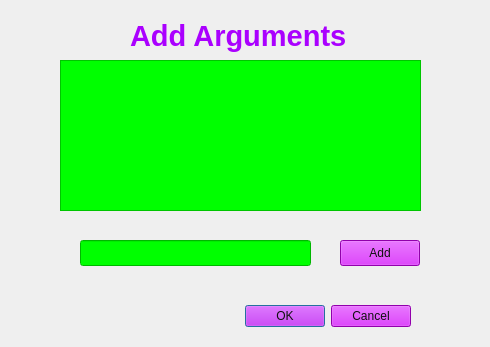
Before: the Qt Designer form argdialog.ui in StronglogicSolutions/ky_gui, drawn with Qt 5.
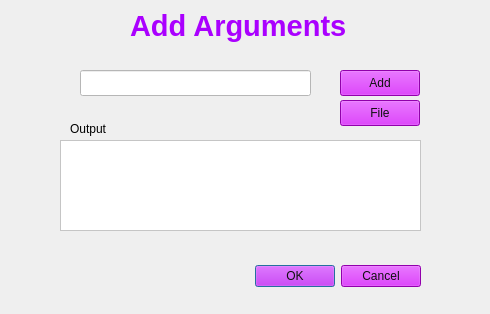
After: the same form once the commit is applied.

Patch:
```diff
--- a/argdialog.ui
+++ b/argdialog.ui
@@ -7,7 +7,7 @@
     <x>0</x>
     <y>0</y>
     <width>490</width>
-    <height>347</height>
+    <height>314</height>
    </rect>
   </property>
   <property name="windowTitle">
@@ -16,8 +16,8 @@
   <widget class="QDialogButtonBox" name="argButtonBox">
    <property name="geometry">
     <rect>
-     <x>70</x>
-     <y>300</y>
+     <x>80</x>
+     <y>260</y>
      <width>341</width>
      <height>32</height>
     </rect>
@@ -37,13 +37,13 @@
    <property name="geometry">
     <rect>
      <x>60</x>
-     <y>60</y>
+     <y>140</y>
      <width>361</width>
-     <height>151</height>
+     <height>91</height>
     </rect>
    </property>
    <property name="styleSheet">
-    <string notr="true">background-color: rgb(0, 255, 0);
+    <string notr="true">background-color: rgb(255, 255, 255);
 color: rgb(5, 5, 5);
 font: 87 10pt &quot;Noto Sans&quot;;
 selection-background-color: rgb(255, 0, 174);</string>
@@ -53,7 +53,7 @@
    <property name="geometry">
     <rect>
      <x>340</x>
-     <y>240</y>
+     <y>70</y>
      <width>80</width>
      <height>26</height>
     </rect>
@@ -70,13 +70,13 @@
    <property name="geometry">
     <rect>
      <x>80</x>
-     <y>240</y>
+     <y>70</y>
      <width>231</width>
      <height>26</height>
     </rect>
    </property>
    <property name="styleSheet">
-    <string notr="true">background-color: rgb(0, 255, 0);
+    <string notr="true">background-color: rgb(255, 255, 255);
 color: rgb(5, 5, 5);
 font: 87 10pt &quot;Noto Sans&quot;;</string>
    </property>
@@ -85,7 +85,7 @@
    <property name="geometry">
     <rect>
      <x>130</x>
-     <y>10</y>
+     <y>0</y>
      <width>231</width>
      <height>51</height>
     </rect>
@@ -104,6 +104,36 @@
     <string>Add Arguments</string>
    </property>
   </widget>
+  <widget class="QPushButton" name="addFile">
+   <property name="geometry">
+    <rect>
+     <x>340</x>
+     <y>100</y>
+     <width>80</width>
+     <height>26</height>
+    </rect>
+   </property>
+   <property name="styleSheet">
+    <string notr="true">background-color: rgb(203, 0, 239);
+color: rgb(16, 16, 16);</string>
+   </property>
+   <property name="text">
+    <string>File</string>
+   </property>
+  </widget>
+  <widget class="QLabel" name="label">
+   <property name="geometry">
+    <rect>
+     <x>70</x>
+     <y>120</y>
+     <width>81</width>
+     <height>18</height>
+    </rect>
+   </property>
+   <property name="text">
+    <string>Output</string>
+   </property>
+  </widget>
  </widget>
  <resources/>
  <connections>
```
